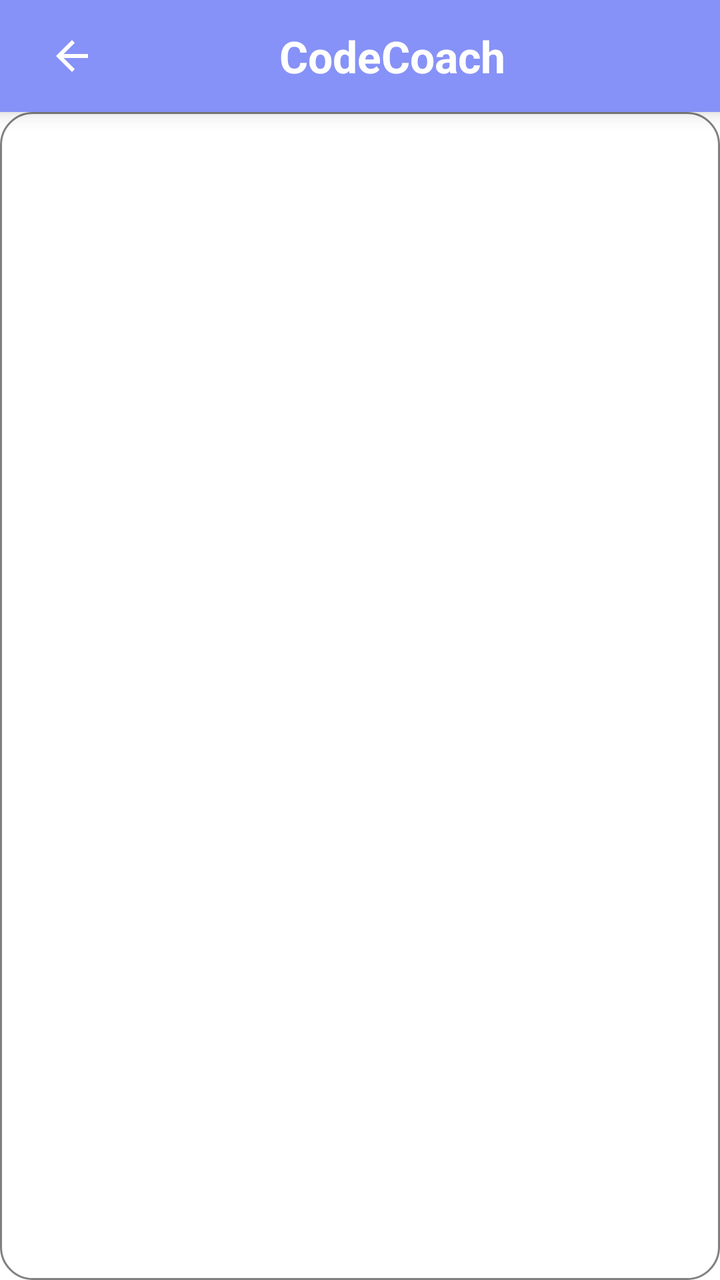
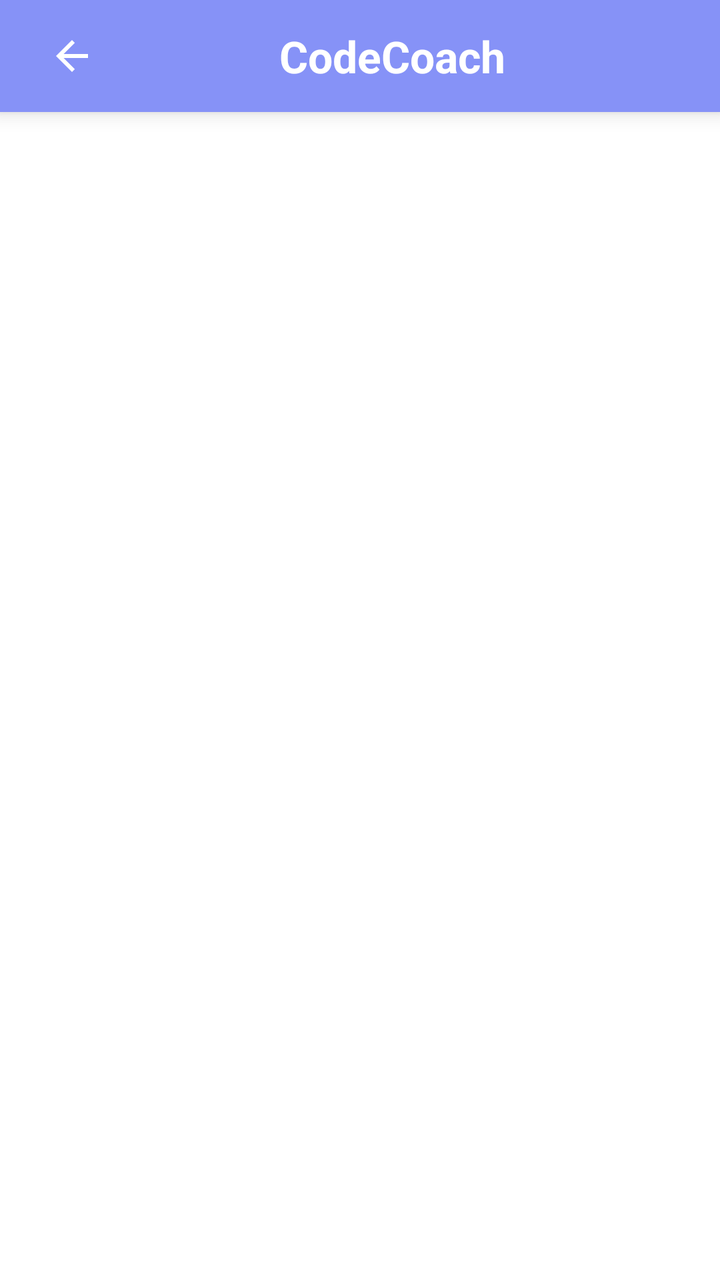

Compare the two renders of this Android layout. The source of the first and the diff that turns it into the second are given below.
<!-- AndroidManifest.xml: application theme Theme.CC -->
<!-- res/layout/activity_faqs.xml -->
<LinearLayout xmlns:android="http://schemas.android.com/apk/res/android"
    xmlns:tools="http://schemas.android.com/tools"
    android:layout_width="match_parent"
    android:layout_height="match_parent"
    android:orientation="vertical"
    android:background="@color/white">

    <androidx.appcompat.widget.Toolbar
        android:id="@+id/top_bar"
        android:layout_width="match_parent"
        android:layout_height="56dp"
        android:background="?attr/colorPrimary"
        android:elevation="6dp"
        android:paddingStart="12dp"
        android:paddingEnd="12dp">

        <LinearLayout
            android:layout_width="match_parent"
            android:layout_height="match_parent"
            android:orientation="horizontal"
            android:gravity="center_vertical">

            <ImageButton
                android:id="@+id/back_button"
                android:layout_width="wrap_content"
                android:layout_height="wrap_content"
                android:src="@drawable/ic_back"
                android:background="?attr/selectableItemBackgroundBorderless"
                android:contentDescription="Back"
                android:padding="8dp"
                android:tint="@android:color/white"
                tools:ignore="UseAppTint" />

            <TextView
                android:id="@+id/top_bar_title"
                android:layout_width="0dp"
                android:layout_height="wrap_content"
                android:layout_weight="1"
                android:gravity="center"
                android:text="CodeCoach"
                android:textColor="@android:color/white"
                android:textSize="22sp"
                android:textStyle="bold" />
        </LinearLayout>
    </androidx.appcompat.widget.Toolbar>

    <ListView
        android:id="@+id/faqListView"
        android:layout_width="match_parent"
        android:layout_height="0dp"
        android:layout_weight="1"
        android:background="@drawable/listview_background"
        android:padding="8dp"
        android:divider="@android:color/transparent"
        android:dividerHeight="8dp"
        android:clipToPadding="false" />

</LinearLayout>
<!-- resources referenced by this layout -->
<resources>
  <color name="white">#FFFFFFFF</color>
  <!-- drawable ic_back (drawable) -->
  <vector xmlns:android="http://schemas.android.com/apk/res/android" android:autoMirrored="true" android:height="24dp" android:tint="#FFFFFF" android:viewportHeight="24" android:viewportWidth="24" android:width="24dp">
        
      <path android:fillColor="@android:color/white" android:pathData="M20,11H7.83l5.59,-5.59L12,4l-8,8 8,8 1.41,-1.41L7.83,13H20v-2z"/>
      
  </vector>
  <!-- drawable listview_background (drawable) -->
  <shape xmlns:android="http://schemas.android.com/apk/res/android">
      <solid android:color="@color/white" />
      <corners android:radius="16dp" />
      <padding
          android:left="8dp"
          android:right="8dp"
          android:top="8dp"
          android:bottom="8dp" />
      <stroke android:width="1dp" android:color="@color/grey" />
  </shape>
  <style name="Theme.CC" parent="Base.Theme.CC" />
  <color name="grey">#808080</color>
  <style name="Base.Theme.CC" parent="Theme.MaterialComponents.DayNight.NoActionBar">
          
          <item name="colorPrimary">@color/lavender</item>
          <item name="colorPrimaryVariant">@color/lavender</item>
          <item name="colorOnPrimary">@color/white</item>
          
          <item name="colorSecondary">@color/teal_200</item>
          <item name="colorSecondaryVariant">@color/teal_700</item>
          <item name="colorOnSecondary">@color/black</item>
          
          <item name="android:statusBarColor">?attr/colorPrimaryVariant</item>
          
          
      </style>
  <color name="lavender">#8692f7</color>
  <color name="teal_200">#FF03DAC5</color>
  <color name="teal_700">#FF018786</color>
  <color name="black">#FF000000</color>
</resources>

<!-- the commit's change to res/layout/activity_faqs.xml (unified diff, before → after) -->
@@ -46,13 +46,14 @@
 
     <ListView
         android:id="@+id/faqListView"
-        android:layout_width="match_parent"
-        android:layout_height="0dp"
-        android:layout_weight="1"
-        android:background="@drawable/listview_background"
+        android:layout_width="wrap_content"
+        android:layout_height="670dp"
+        android:layout_marginLeft="16dp"
+        android:layout_marginRight="16dp"
         android:padding="8dp"
+        android:elevation="8dp"
         android:divider="@android:color/transparent"
-        android:dividerHeight="8dp"
+        android:dividerHeight="12dp"
         android:clipToPadding="false" />
 
 </LinearLayout>
<!-- resource entries referenced after the edit -->
@@ -7,19 +7,7 @@
       <path android:fillColor="@android:color/white" android:pathData="M20,11H7.83l5.59,-5.59L12,4l-8,8 8,8 1.41,-1.41L7.83,13H20v-2z"/>
       
   </vector>
-  <!-- drawable listview_background (drawable) -->
-  <shape xmlns:android="http://schemas.android.com/apk/res/android">
-      <solid android:color="@color/white" />
-      <corners android:radius="16dp" />
-      <padding
-          android:left="8dp"
-          android:right="8dp"
-          android:top="8dp"
-          android:bottom="8dp" />
-      <stroke android:width="1dp" android:color="@color/grey" />
-  </shape>
   <style name="Theme.CC" parent="Base.Theme.CC" />
-  <color name="grey">#808080</color>
   <style name="Base.Theme.CC" parent="Theme.MaterialComponents.DayNight.NoActionBar">
           
           <item name="colorPrimary">@color/lavender</item>
